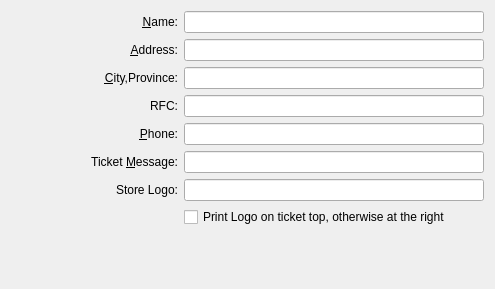
This is src/ui/store_data.ui in miguelchavez/lemonpos as Qt 5 draws it before an edit. The edited form follows.
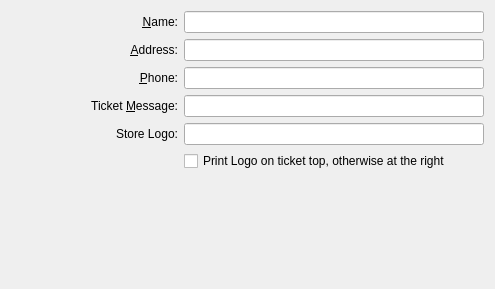
This is the edited form.

What changed in the file:
```diff
--- a/src/ui/store_data.ui
+++ b/src/ui/store_data.ui
@@ -14,6 +14,75 @@
    <string>Form</string>
   </property>
   <layout class="QGridLayout" name="gridLayout">
+   <item row="2" column="1">
+    <widget class="QLineEdit" name="kcfg_storePhone">
+     <property name="sizePolicy">
+      <sizepolicy hsizetype="Maximum" vsizetype="Fixed">
+       <horstretch>0</horstretch>
+       <verstretch>0</verstretch>
+      </sizepolicy>
+     </property>
+     <property name="minimumSize">
+      <size>
+       <width>300</width>
+       <height>0</height>
+      </size>
+     </property>
+     <property name="maximumSize">
+      <size>
+       <width>300</width>
+       <height>16777215</height>
+      </size>
+     </property>
+    </widget>
+   </item>
+   <item row="1" column="0">
+    <widget class="QLabel" name="label_2">
+     <property name="sizePolicy">
+      <sizepolicy hsizetype="Expanding" vsizetype="Preferred">
+       <horstretch>0</horstretch>
+       <verstretch>0</verstretch>
+      </sizepolicy>
+     </property>
+     <property name="minimumSize">
+      <size>
+       <width>0</width>
+       <height>0</height>
+      </size>
+     </property>
+     <property name="text">
+      <string>&amp;Address:</string>
+     </property>
+     <property name="alignment">
+      <set>Qt::AlignRight|Qt::AlignTrailing|Qt::AlignVCenter</set>
+     </property>
+     <property name="buddy">
+      <cstring>kcfg_storeAddress</cstring>
+     </property>
+    </widget>
+   </item>
+   <item row="1" column="1">
+    <widget class="QLineEdit" name="kcfg_storeAddress">
+     <property name="sizePolicy">
+      <sizepolicy hsizetype="Maximum" vsizetype="Fixed">
+       <horstretch>0</horstretch>
+       <verstretch>0</verstretch>
+      </sizepolicy>
+     </property>
+     <property name="minimumSize">
+      <size>
+       <width>300</width>
+       <height>0</height>
+      </size>
+     </property>
+     <property name="maximumSize">
+      <size>
+       <width>300</width>
+       <height>16777215</height>
+      </size>
+     </property>
+    </widget>
+   </item>
    <item row="0" column="0">
     <widget class="QLabel" name="label">
      <property name="sizePolicy">
@@ -61,121 +130,54 @@
      </property>
     </widget>
    </item>
-   <item row="1" column="0">
-    <widget class="QLabel" name="label_2">
-     <property name="sizePolicy">
-      <sizepolicy hsizetype="Expanding" vsizetype="Preferred">
-       <horstretch>0</horstretch>
-       <verstretch>0</verstretch>
-      </sizepolicy>
-     </property>
-     <property name="minimumSize">
-      <size>
-       <width>0</width>
-       <height>0</height>
-      </size>
-     </property>
-     <property name="text">
-      <string>&amp;Address:</string>
-     </property>
-     <property name="alignment">
-      <set>Qt::AlignRight|Qt::AlignTrailing|Qt::AlignVCenter</set>
-     </property>
-     <property name="buddy">
-      <cstring>kcfg_storePhone</cstring>
-     </property>
-    </widget>
-   </item>
-   <item row="1" column="1">
-    <widget class="QLineEdit" name="kcfg_storeAddress">
-     <property name="sizePolicy">
-      <sizepolicy hsizetype="Maximum" vsizetype="Fixed">
-       <horstretch>0</horstretch>
-       <verstretch>0</verstretch>
-      </sizepolicy>
-     </property>
-     <property name="minimumSize">
-      <size>
-       <width>300</width>
-       <height>0</height>
-      </size>
-     </property>
-     <property name="maximumSize">
-      <size>
-       <width>300</width>
-       <height>16777215</height>
-      </size>
-     </property>
-    </widget>
-   </item>
-   <item row="2" column="0">
-    <widget class="QLabel" name="lbl_storeCity">
-     <property name="sizePolicy">
-      <sizepolicy hsizetype="Expanding" vsizetype="Preferred">
-       <horstretch>0</horstretch>
-       <verstretch>0</verstretch>
-      </sizepolicy>
-     </property>
-     <property name="minimumSize">
-      <size>
-       <width>0</width>
-       <height>0</height>
-      </size>
-     </property>
-     <property name="text">
-      <string>&amp;City,Province:</string>
-     </property>
-     <property name="alignment">
-      <set>Qt::AlignRight|Qt::AlignTrailing|Qt::AlignVCenter</set>
-     </property>
-     <property name="buddy">
-      <cstring>kcfg_storePhone</cstring>
-     </property>
-    </widget>
-   </item>
-   <item row="2" column="1">
-    <widget class="QLineEdit" name="kcfg_storeCity">
-     <property name="sizePolicy">
-      <sizepolicy hsizetype="Maximum" vsizetype="Fixed">
-       <horstretch>0</horstretch>
-       <verstretch>0</verstretch>
-      </sizepolicy>
-     </property>
-     <property name="minimumSize">
-      <size>
-       <width>300</width>
-       <height>0</height>
-      </size>
-     </property>
-     <property name="maximumSize">
-      <size>
-       <width>300</width>
-       <height>16777215</height>
-      </size>
-     </property>
-    </widget>
-   </item>
-   <item row="3" column="0">
-    <widget class="QLabel" name="label_6">
-     <property name="text">
-      <string>RFC:</string>
-     </property>
-     <property name="alignment">
-      <set>Qt::AlignRight|Qt::AlignTrailing|Qt::AlignVCenter</set>
-     </property>
-    </widget>
-   </item>
-   <item row="3" column="1">
-    <widget class="QLineEdit" name="kcfg_storeRFC">
-     <property name="maximumSize">
-      <size>
-       <width>300</width>
-       <height>16777215</height>
-      </size>
-     </property>
-    </widget>
-   </item>
    <item row="4" column="0">
+    <widget class="QLabel" name="label_5">
+     <property name="sizePolicy">
+      <sizepolicy hsizetype="Expanding" vsizetype="Preferred">
+       <horstretch>0</horstretch>
+       <verstretch>0</verstretch>
+      </sizepolicy>
+     </property>
+     <property name="minimumSize">
+      <size>
+       <width>0</width>
+       <height>0</height>
+      </size>
+     </property>
+     <property name="text">
+      <string>Store Logo:</string>
+     </property>
+     <property name="alignment">
+      <set>Qt::AlignRight|Qt::AlignTrailing|Qt::AlignVCenter</set>
+     </property>
+     <property name="buddy">
+      <cstring>kcfg_storeLogo</cstring>
+     </property>
+    </widget>
+   </item>
+   <item row="3" column="1">
+    <widget class="QLineEdit" name="kcfg_editTicketMessage">
+     <property name="sizePolicy">
+      <sizepolicy hsizetype="Maximum" vsizetype="Fixed">
+       <horstretch>0</horstretch>
+       <verstretch>0</verstretch>
+      </sizepolicy>
+     </property>
+     <property name="minimumSize">
+      <size>
+       <width>300</width>
+       <height>0</height>
+      </size>
+     </property>
+     <property name="maximumSize">
+      <size>
+       <width>300</width>
+       <height>16777215</height>
+      </size>
+     </property>
+    </widget>
+   </item>
+   <item row="2" column="0">
     <widget class="QLabel" name="label_3">
      <property name="sizePolicy">
       <sizepolicy hsizetype="Expanding" vsizetype="Preferred">
@@ -201,7 +203,7 @@
     </widget>
    </item>
    <item row="4" column="1">
-    <widget class="QLineEdit" name="kcfg_storePhone">
+    <widget class="QLineEdit" name="kcfg_storeLogo">
      <property name="sizePolicy">
       <sizepolicy hsizetype="Maximum" vsizetype="Fixed">
        <horstretch>0</horstretch>
@@ -222,7 +224,7 @@
      </property>
     </widget>
    </item>
-   <item row="5" column="0">
+   <item row="3" column="0">
     <widget class="QLabel" name="label_4">
      <property name="sizePolicy">
       <sizepolicy hsizetype="Expanding" vsizetype="Preferred">
@@ -248,79 +250,13 @@
     </widget>
    </item>
    <item row="5" column="1">
-    <widget class="QLineEdit" name="kcfg_editTicketMessage">
-     <property name="sizePolicy">
-      <sizepolicy hsizetype="Maximum" vsizetype="Fixed">
-       <horstretch>0</horstretch>
-       <verstretch>0</verstretch>
-      </sizepolicy>
-     </property>
-     <property name="minimumSize">
-      <size>
-       <width>300</width>
-       <height>0</height>
-      </size>
-     </property>
-     <property name="maximumSize">
-      <size>
-       <width>300</width>
-       <height>16777215</height>
-      </size>
-     </property>
-    </widget>
-   </item>
-   <item row="6" column="0">
-    <widget class="QLabel" name="label_5">
-     <property name="sizePolicy">
-      <sizepolicy hsizetype="Expanding" vsizetype="Preferred">
-       <horstretch>0</horstretch>
-       <verstretch>0</verstretch>
-      </sizepolicy>
-     </property>
-     <property name="minimumSize">
-      <size>
-       <width>0</width>
-       <height>0</height>
-      </size>
-     </property>
-     <property name="text">
-      <string>Store Logo:</string>
-     </property>
-     <property name="alignment">
-      <set>Qt::AlignRight|Qt::AlignTrailing|Qt::AlignVCenter</set>
-     </property>
-    </widget>
-   </item>
-   <item row="6" column="1">
-    <widget class="QLineEdit" name="kcfg_storeLogo">
-     <property name="sizePolicy">
-      <sizepolicy hsizetype="Maximum" vsizetype="Fixed">
-       <horstretch>0</horstretch>
-       <verstretch>0</verstretch>
-      </sizepolicy>
-     </property>
-     <property name="minimumSize">
-      <size>
-       <width>300</width>
-       <height>0</height>
-      </size>
-     </property>
-     <property name="maximumSize">
-      <size>
-       <width>300</width>
-       <height>16777215</height>
-      </size>
-     </property>
-    </widget>
-   </item>
-   <item row="7" column="1">
     <widget class="QCheckBox" name="kcfg_chLogoOnTop">
      <property name="text">
       <string>Print Logo on ticket top, otherwise at the right</string>
      </property>
     </widget>
    </item>
-   <item row="8" column="1">
+   <item row="6" column="1">
     <spacer>
      <property name="orientation">
       <enum>Qt::Vertical</enum>
```
Left out of the diff: 2 changed lines with no effect on the pictures.
